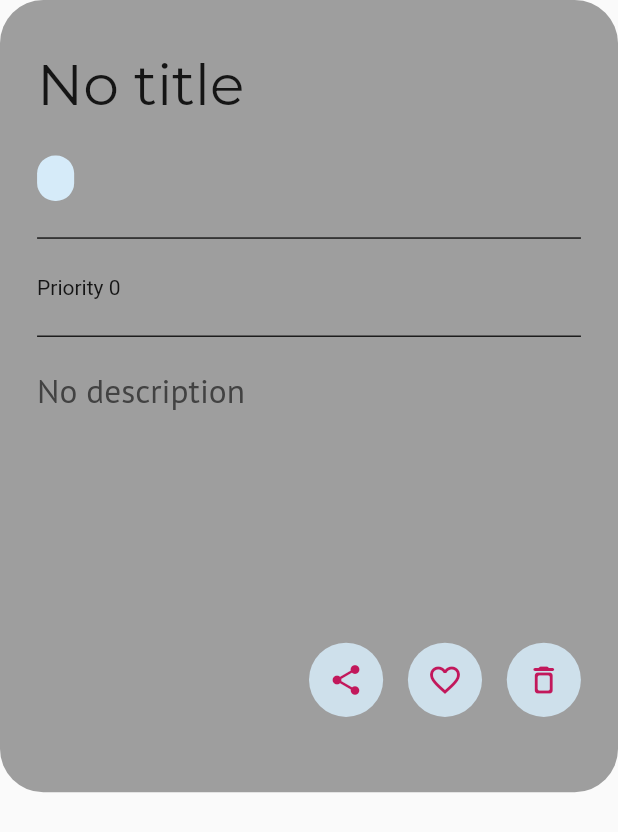
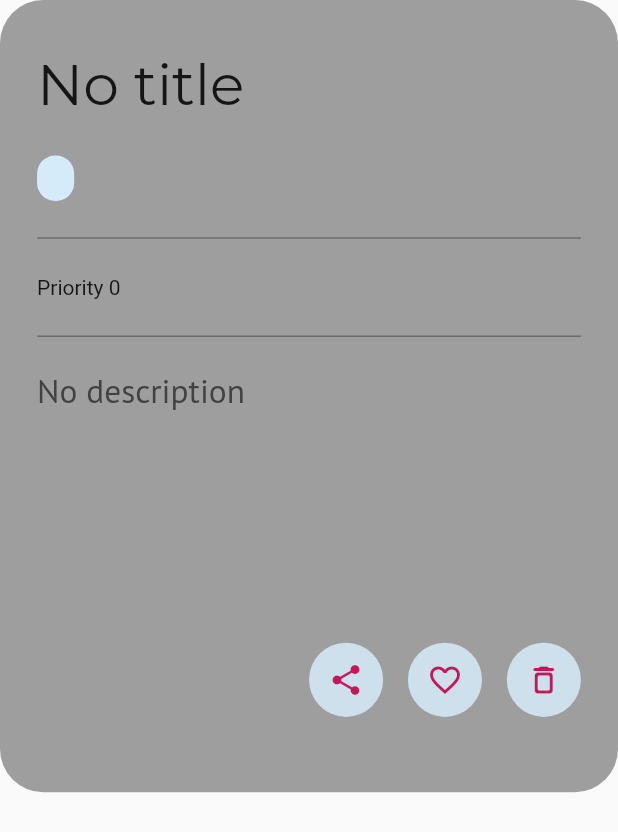
Before and after one commit to kaifakhtar/FlashNotes, a Flutter app: the CardDesign widget shown alone on an empty page, opened directly with empty values, on a phone screen of 412 x 824 dp. Shown: the top 832 px of the screen. Run offline on Flutter 3.47's test engine with Material 2 defaults, Android fonts, the phone set to English and light mode, and no system bars; our stand-ins replace google_fonts, sqflite; accounts and stored records are empty.

```diff
--- a/lib/screens/notes_display_screen.dart
+++ b/lib/screens/notes_display_screen.dart
@@ -74,7 +74,7 @@ class _NotesDisplayScreenState extends State<NotesDisplayScreen> {
             ),
           ),
         ),
-        floatingActionButton: FloatingActionButton(
+        floatingActionButton:  FloatingActionButton(
             elevation: screenHeight*0.02,
             onPressed: () async {
               bool? result = await Navigator.push(context,
@@ -85,6 +85,7 @@ class _NotesDisplayScreenState extends State<NotesDisplayScreen> {
             },
             child: const Icon(Icons.add),
           ),
+
         floatingActionButtonLocation:
             FloatingActionButtonLocation.centerFloat);
   }
--- a/lib/widgets/card_design.dart
+++ b/lib/widgets/card_design.dart
@@ -69,13 +69,13 @@ class CardDesign extends StatelessWidget {
                   Divider(
                     height: screenHeight * 0.06,
                     thickness: screenHeight * 0.001,
-                    color: Colors.black,
+                    color: Colors.grey[700],
                   ),
                    Text("Priority ${note.priority}"),
                   Divider(
                     height: screenHeight * 0.06,
                     thickness: screenHeight * 0.001,
-                    color: Colors.black,
+                    color: Colors.grey[700],
 
                   ),
                   Text(note.description!.isEmpty?"No description":note.description!,
--- a/lib/widgets/priority_chip.dart
+++ b/lib/widgets/priority_chip.dart
@@ -18,7 +18,7 @@ class PriorityChip extends StatelessWidget {
       width: screenHeight * 0.14,
       decoration: BoxDecoration(
           color: chipColor,
-          border: Border.all(),
+          border: Border.all(width: 2),
           //  color: Colors.pink,
           borderRadius: BorderRadius.circular(screenHeight * 0.06)),
       child: Padding(
```
Also changed, not shown: lib/screens/insert_note_screen.dart (+5 -5 lines), 1 other file. Lines whose indentation alone changed are shown as unchanged.
